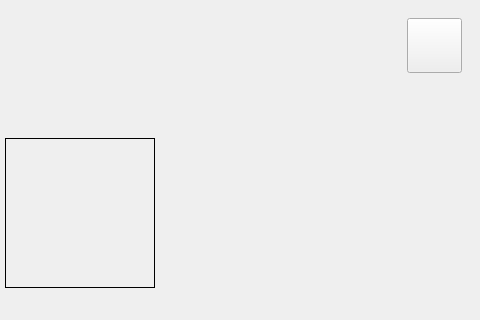
Above: mainwindow.ui from ThuyAnP/TP2-QT-IHM before the change; both pictures show x 320 to 800 and y 0 to 320 of the 800 by 600 pixel window. Below: the same form after it.
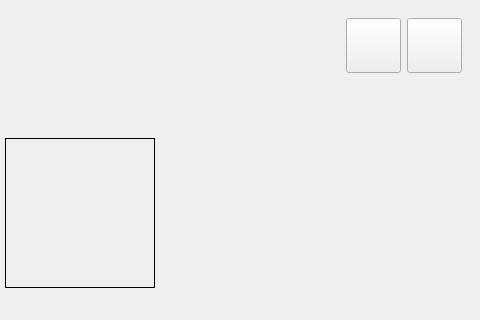
That is the form after the change.

Patch:
```diff
--- a/mainwindow.ui
+++ b/mainwindow.ui
@@ -41,6 +41,25 @@
          </property>
         </spacer>
        </item>
+       <item>
+        <widget class="QPushButton" name="BoutonDeconnexion">
+         <property name="sizePolicy">
+          <sizepolicy hsizetype="Fixed" vsizetype="Fixed">
+           <horstretch>0</horstretch>
+           <verstretch>0</verstretch>
+          </sizepolicy>
+         </property>
+         <property name="minimumSize">
+          <size>
+           <width>55</width>
+           <height>55</height>
+          </size>
+         </property>
+         <property name="text">
+          <string/>
+         </property>
+        </widget>
+       </item>
        <item>
         <widget class="QPushButton" name="BoutonArret">
          <property name="sizePolicy">
```
